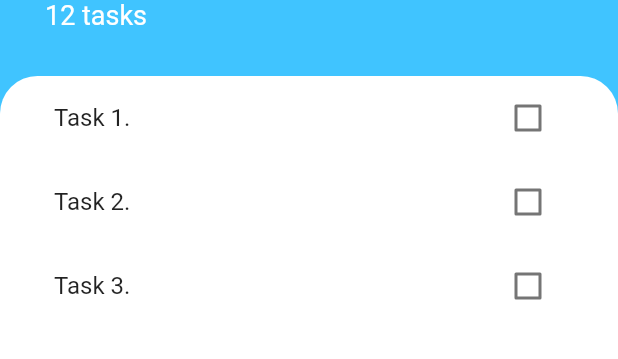
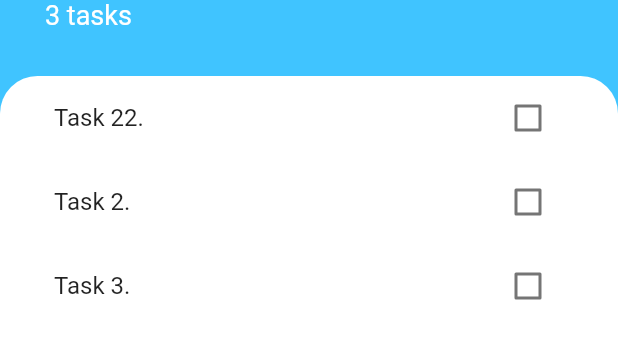
Before and after one commit to robertos95/flutter-todoey, a Flutter app: the screen it shows after launch, on a phone screen of 412 x 824 dp, the part 284-643 px from its top. Run offline on Flutter 3.47's test engine with Material 2 defaults, Android fonts, the phone set to English and light mode, and no system bars.

Commit message:
completed Todoey

```diff
--- a/lib/main.dart
+++ b/lib/main.dart
@@ -1,13 +1,18 @@
 import 'package:flutter/material.dart';
 import 'package:todoey/screens/tasks_screen.dart';
+import 'package:provider/provider.dart';
+import 'package:todoey/models/task_data.dart';
 
 void main() => runApp(MyApp());
 
 class MyApp extends StatelessWidget {
   @override
   Widget build(BuildContext context) {
-    return MaterialApp(
-      home: TasksScreen(),
+    return ChangeNotifierProvider<TaskData>(
+      create: (_) => TaskData(),
+          child: MaterialApp(
+        home: TasksScreen(),
+      ),
     );
   }
 }
--- /dev/null
+++ b/lib/models/task_data.dart
@@ -0,0 +1,35 @@
+import 'dart:collection';
+
+import 'package:flutter/foundation.dart';
+import 'package:todoey/models/task.dart';
+
+class TaskData extends ChangeNotifier {
+  List<Task> _tasks = [
+    Task(name: 'Task 22.'),
+    Task(name: 'Task 2.'),
+    Task(name: 'Task 3.'),
+  ];
+
+  int get taskCount {
+    return _tasks.length;
+  }
+
+  UnmodifiableListView<Task> get tasks {
+    return UnmodifiableListView(_tasks);
+  }
+
+  void addTask(newTaskTitle) {
+    _tasks.add(Task(name: newTaskTitle));
+    notifyListeners();
+  }
+
+  void updateTask(Task task) {
+    task.toggleDone();
+    notifyListeners();
+  }
+
+  void deleteTask(Task task) {
+    _tasks.remove(task);
+    notifyListeners();
+  }
+}
--- a/lib/screens/tasks_screen.dart
+++ b/lib/screens/tasks_screen.dart
@@ -2,6 +2,8 @@ import 'package:flutter/material.dart';
 import 'package:todoey/widgets/tasks_list.dart';
 import 'package:todoey/screens/add_task_screen.dart';
 import 'package:todoey/models/task.dart';
+import 'package:provider/provider.dart';
+import 'package:todoey/models/task_data.dart';
 
 class TasksScreen extends StatefulWidget {
   @override
@@ -9,14 +11,15 @@ class TasksScreen extends StatefulWidget {
 }
 
 class _TasksScreenState extends State<TasksScreen> {
-  List<Task> tasks = [
-    Task(name: 'Task 1.'),
-    Task(name: 'Task 2.'),
-    Task(name: 'Task 3.'),
-  ];
+  // List<Task> tasks = [
+  //   Task(name: 'Task 1.'),
+  //   Task(name: 'Task 2.'),
+  //   Task(name: 'Task 3.'),
+  // ];
 
   @override
   Widget build(BuildContext context) {
+    var dataProvider = Provider.of<TaskData>(context);
     return Scaffold(
       floatingActionButton: FloatingActionButton(
         backgroundColor: Colors.lightBlueAccent,
@@ -29,12 +32,7 @@ class _TasksScreenState extends State<TasksScreen> {
               ),
             ),
             context: context,
-            builder: (context) => AddTaskScreen((newTaskTitle) {
-              setState(() {
-                tasks.add(Task(name: newTaskTitle));
-              });
-              Navigator.pop(context);
-            } ),
+            builder: (context) => AddTaskScreen(),
           );
         },
       ),
@@ -69,7 +67,7 @@ class _TasksScreenState extends State<TasksScreen> {
                   ),
                 ),
                 Text(
-                  '12 tasks',
+                  '${Provider.of<TaskData>(context).taskCount} tasks',
                   style: TextStyle(
                     color: Colors.white,
                     fontSize: 18.0,
@@ -89,7 +87,7 @@ class _TasksScreenState extends State<TasksScreen> {
                   top: Radius.circular(25.0),
                 ),
               ),
-              child: TasksList(tasks),
+              child: TasksList(),
             ),
           )
         ],
--- a/lib/widgets/tasks_list.dart
+++ b/lib/widgets/tasks_list.dart
@@ -1,33 +1,29 @@
 import 'package:flutter/material.dart';
 import 'package:todoey/widgets/task_tile.dart';
+import 'package:provider/provider.dart';
 import 'package:todoey/models/task.dart';
+import 'package:todoey/models/task_data.dart';
 
-class TasksList extends StatefulWidget {
-  final List<Task> tasks;
-
-  const TasksList(this.tasks);
-  @override
-  _TasksListState createState() => _TasksListState();
-}
-
-class _TasksListState extends State<TasksList> {
-
-
+class TasksList extends StatelessWidget {
   @override
   Widget build(BuildContext context) {
+    return Consumer<TaskData>(builder: (context, taskData, child) {
       return ListView.builder(
         itemBuilder: (context, index) {
+          Task task = taskData.tasks[index];
           return TaskTile(
-          taskName: widget.tasks[index].name,
-          isChecked: widget.tasks[index].isDone,
+            taskName: task.name,
+            isChecked: task.isDone,
             checkboxCallback: (checkboxState) {
-            setState(() {
-              widget.tasks[index].toggleDone();
-            });
+              taskData.updateTask(task);
+            },
+            longPressCallBack: () {
+              taskData.deleteTask(task);
             }
           );
         },
-      itemCount: widget.tasks.length,
+        itemCount: taskData.taskCount,
       );
+    });
   }
 }
--- a/pubspec.yaml
+++ b/pubspec.yaml
@@ -23,6 +23,7 @@ dependencies:
   # The following adds the Cupertino Icons font to your application.
   # Use with the CupertinoIcons class for iOS style icons.
   cupertino_icons: ^0.1.2
+  provider: ^4.0.5
 
 dev_dependencies:
   flutter_test:
```
Lines whose indentation alone changed are shown as unchanged.
